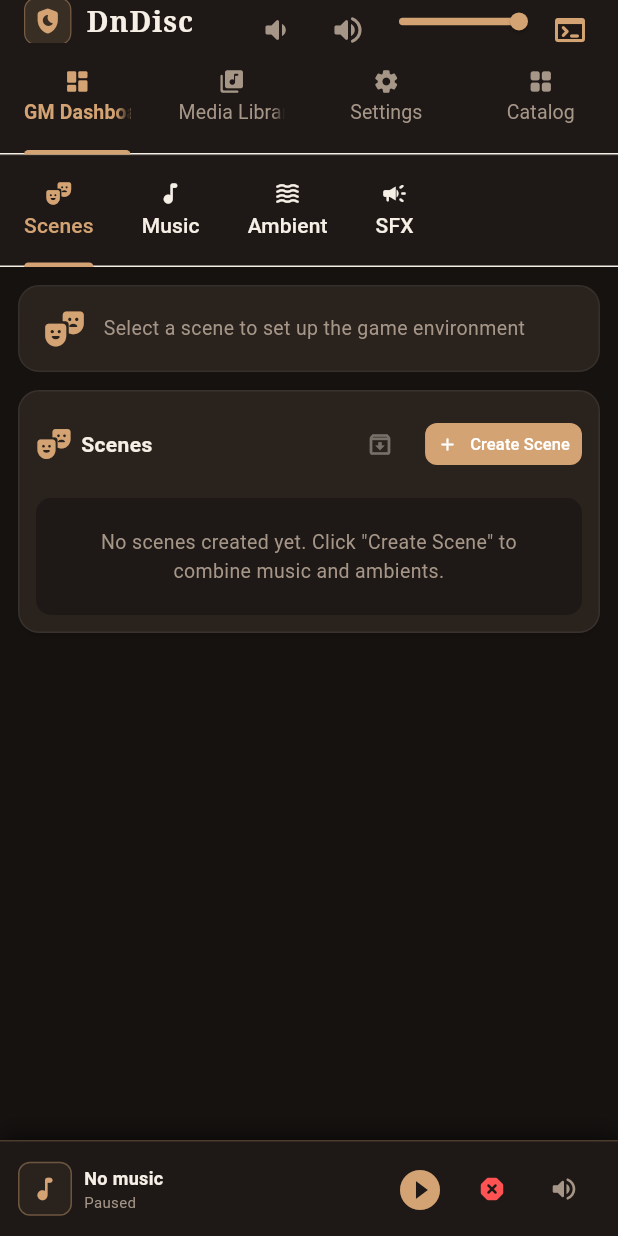
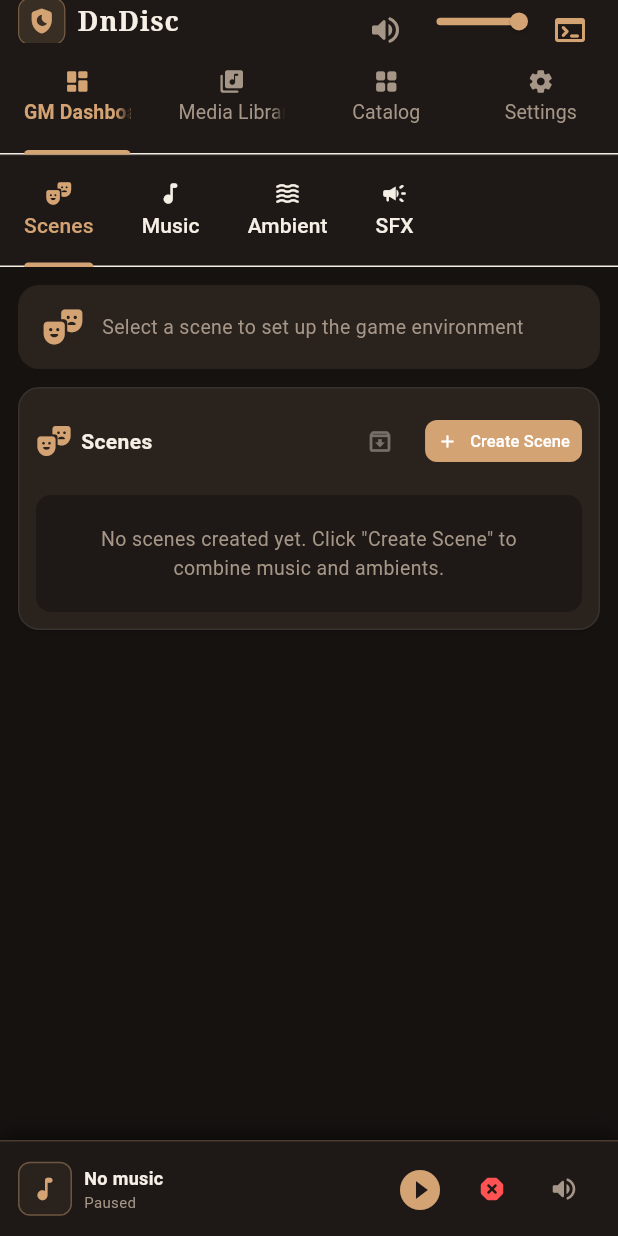
Before and after one commit to polargoose18/DnDisc, a Flutter app: the screen it shows after launch, on a phone screen of 412 x 824 dp. Run offline on Flutter 3.47's test engine with Material 3 defaults, Android fonts, the phone set to English and light mode, and no system bars; our stand-ins replace audioplayers, file_picker, sqflite_common_ffi; accounts and stored records are empty.

Commit message:
feat(ui): refine dashboard layout, sidebar, and scene backdrop header
- Implement collapsible desktop sidebar with icon-only collapsed state and scale-down logo fitting
- Reorder navigation items placing Settings as the final destination
- Remove manual ducking control and related shortcut while preserving auto-ducking
- Redesign SceneBackdropHeader to be borderless with bottom gradient fade-out
- Center and enlarge scene title with text drop shadow; remove circular icon and badge
- Replace Active Music Mode with localized Intensity Level selector pills
- Make SFX quick-trigger buttons square with 1:1 aspect ratio
- Update dual localization catalogs and corresponding unit and widget tests

```diff
--- a/lib/audio/audio_engine_service.dart
+++ b/lib/audio/audio_engine_service.dart
@@ -97,11 +97,6 @@
     sfxBus.stopAll();
   }
 
-  void triggerManualDuck() {
-    LoggerService().info('AudioEngine: Manual ducking triggered');
-    _handleSfxDucking();
-  }
-
   void _handleSfxDucking() {
     duckingController.triggerDuck(
       onVolumeUpdate: (multiplier) {
--- a/lib/l10n/app_en.arb
+++ b/lib/l10n/app_en.arb
@@ -561,5 +561,7 @@
   "intensityStepped3": "III",
   "optionsTooltip": "Options",
   "scenesQuickPicker": "Scenes",
-  "sessionAudioDeck": "Session Audio Deck"
+  "sessionAudioDeck": "Session Audio Deck",
+  "collapseSidebarTooltip": "Collapse sidebar",
+  "expandSidebarTooltip": "Expand sidebar"
 }
--- a/lib/l10n/app_localizations.dart
+++ b/lib/l10n/app_localizations.dart
@@ -1981,6 +1981,18 @@
   /// In en, this message translates to:
   /// **'Session Audio Deck'**
   String get sessionAudioDeck;
+
+  /// No description provided for @collapseSidebarTooltip.
+  ///
+  /// In en, this message translates to:
+  /// **'Collapse sidebar'**
+  String get collapseSidebarTooltip;
+
+  /// No description provided for @expandSidebarTooltip.
+  ///
+  /// In en, this message translates to:
+  /// **'Expand sidebar'**
+  String get expandSidebarTooltip;
 }
 
 class _AppLocalizationsDelegate
--- a/lib/l10n/app_localizations_en.dart
+++ b/lib/l10n/app_localizations_en.dart
@@ -1033,4 +1033,10 @@
 
   @override
   String get sessionAudioDeck => 'Session Audio Deck';
+
+  @override
+  String get collapseSidebarTooltip => 'Collapse sidebar';
+
+  @override
+  String get expandSidebarTooltip => 'Expand sidebar';
 }
--- a/lib/l10n/app_localizations_ru.dart
+++ b/lib/l10n/app_localizations_ru.dart
@@ -1046,4 +1046,10 @@
 
   @override
   String get sessionAudioDeck => 'Сессионная аудиопанель';
+
+  @override
+  String get collapseSidebarTooltip => 'Свернуть панель';
+
+  @override
+  String get expandSidebarTooltip => 'Развернуть панель';
 }
--- a/lib/l10n/app_ru.arb
+++ b/lib/l10n/app_ru.arb
@@ -561,5 +561,7 @@
   "intensityStepped3": "III",
   "optionsTooltip": "Настройки",
   "scenesQuickPicker": "Сцены",
-  "sessionAudioDeck": "Сессионная аудиопанель"
+  "sessionAudioDeck": "Сессионная аудиопанель",
+  "collapseSidebarTooltip": "Свернуть панель",
+  "expandSidebarTooltip": "Развернуть панель"
 }
--- a/lib/services/shortcut_service.dart
+++ b/lib/services/shortcut_service.dart
@@ -21,7 +21,6 @@
   sfx8,
   sfx9,
   masterMute,
-  manualDucking,
   panicStopSfx,
   toggleFullscreen,
 }
@@ -74,8 +73,6 @@
         return l10n.shortcutSfxTitle(9);
       case AppShortcutAction.masterMute:
         return l10n.shortcutMasterMuteTitle;
-      case AppShortcutAction.manualDucking:
-        return l10n.shortcutManualDuckingTitle;
       case AppShortcutAction.panicStopSfx:
         return l10n.shortcutPanicStopTitle;
       case AppShortcutAction.toggleFullscreen:
@@ -116,8 +113,6 @@
         return l10n.shortcutSfxDesc(9);
       case AppShortcutAction.masterMute:
         return l10n.shortcutMasterMuteDesc;
-      case AppShortcutAction.manualDucking:
-        return l10n.shortcutManualDuckingDesc;
       case AppShortcutAction.panicStopSfx:
         return l10n.shortcutPanicStopDesc;
       case AppShortcutAction.toggleFullscreen:
@@ -222,12 +217,6 @@
       description: 'Quick mute or unmute master audio',
       keyDisplay: 'M',
     ),
-    AppShortcutAction.manualDucking: const ShortcutDefinition(
-      action: AppShortcutAction.manualDucking,
-      title: 'Manual Ducking',
-      description: 'Duck music during speech',
-      keyDisplay: 'D',
-    ),
     AppShortcutAction.panicStopSfx: const ShortcutDefinition(
       action: AppShortcutAction.panicStopSfx,
       title: 'Panic Stop SFX',
@@ -300,12 +289,6 @@
     // Key M -> Master Mute
     if (event.logicalKey == LogicalKeyboardKey.keyM) {
       _executeAction(AppShortcutAction.masterMute);
-      return true;
-    }
-
-    // Key D -> Manual Ducking
-    if (event.logicalKey == LogicalKeyboardKey.keyD) {
-      _executeAction(AppShortcutAction.manualDucking);
       return true;
     }
 
@@ -401,10 +384,6 @@
         _audioEngine!.toggleMute();
         break;
 
-      case AppShortcutAction.manualDucking:
-        _audioEngine!.triggerManualDuck();
-        break;
-
       case AppShortcutAction.panicStopSfx:
         _audioEngine!.panicStopSfx();
         break;
--- a/lib/ui/screens/settings_screen.dart
+++ b/lib/ui/screens/settings_screen.dart
@@ -780,12 +780,6 @@
         keyDisplay: 'M',
       ),
       ShortcutDefinition(
-        action: AppShortcutAction.manualDucking,
-        title: 'Manual Ducking',
-        description: 'Temporarily lower music volume during speech',
-        keyDisplay: 'D',
-      ),
-      ShortcutDefinition(
         action: AppShortcutAction.panicStopSfx,
         title: 'Panic Stop',
         description: 'Immediately stop all playing SFX sounds',
--- a/lib/ui/widgets/scene_backdrop_header.dart
+++ b/lib/ui/widgets/scene_backdrop_header.dart
@@ -28,7 +28,6 @@
         decoration: BoxDecoration(
           color: activeTheme.card,
           borderRadius: BorderRadius.circular(14),
-          border: Border.all(color: Colors.white.withValues(alpha: 0.06)),
         ),
         child: Row(
           children: [
@@ -49,43 +48,62 @@
 
     return Container(
       margin: const EdgeInsets.only(bottom: 12),
-      decoration: BoxDecoration(
-        color: activeTheme.card,
-        borderRadius: BorderRadius.circular(16),
-        border: Border.all(color: activeTheme.primary.withValues(alpha: 0.25), width: 1.0),
-        boxShadow: [
-          BoxShadow(
-            color: Colors.black.withValues(alpha: 0.35),
-            blurRadius: 16,
-            offset: const Offset(0, 4),
-          ),
-        ],
+      decoration: const BoxDecoration(
+        color: Colors.transparent,
       ),
       child: ClipRRect(
-        borderRadius: BorderRadius.circular(15),
+        borderRadius: BorderRadius.circular(16),
         child: Stack(
           children: [
-            // Atmospheric Backdrop Image or Warm Vignette Gradient
+            // Atmospheric Backdrop Image with smooth bottom gradient fade
             if (activeScene.imagePath != null &&
                 activeScene.imagePath!.isNotEmpty &&
                 File(activeScene.imagePath!).existsSync())
               Positioned.fill(
+                child: ShaderMask(
+                  shaderCallback: (Rect bounds) {
+                    return const LinearGradient(
+                      begin: Alignment.topCenter,
+                      end: Alignment.bottomCenter,
+                      colors: [
+                        Colors.black,
+                        Colors.black87,
+                        Colors.transparent,
+                      ],
+                      stops: [0.0, 0.45, 1.0],
+                    ).createShader(bounds);
+                  },
+                  blendMode: BlendMode.dstIn,
                   child: Image.file(
                     File(activeScene.imagePath!),
                     fit: BoxFit.cover,
-                  color: Colors.black.withValues(alpha: 0.72),
+                    color: Colors.black.withValues(alpha: 0.55),
                     colorBlendMode: BlendMode.darken,
+                  ),
                 ),
               )
             else
               Positioned.fill(
+                child: ShaderMask(
+                  shaderCallback: (Rect bounds) {
+                    return const LinearGradient(
+                      begin: Alignment.topCenter,
+                      end: Alignment.bottomCenter,
+                      colors: [
+                        Colors.black,
+                        Colors.transparent,
+                      ],
+                      stops: [0.3, 1.0],
+                    ).createShader(bounds);
+                  },
+                  blendMode: BlendMode.dstIn,
                   child: Container(
                     decoration: BoxDecoration(
                       gradient: LinearGradient(
                         begin: Alignment.topLeft,
                         end: Alignment.bottomRight,
                         colors: [
-                        sceneColor.withValues(alpha: 0.28),
+                          sceneColor.withValues(alpha: 0.35),
                           activeTheme.card.withValues(alpha: 0.95),
                           activeTheme.surface,
                         ],
@@ -93,92 +111,70 @@
                     ),
                   ),
                 ),
+              ),
 
             // Content Layout
             Padding(
-              padding: const EdgeInsets.symmetric(horizontal: 18, vertical: 14),
+              padding: const EdgeInsets.symmetric(horizontal: 18, vertical: 16),
               child: Column(
-                crossAxisAlignment: CrossAxisAlignment.start,
+                crossAxisAlignment: CrossAxisAlignment.center,
                 children: [
-                  Row(
-                    children: [
-                      Container(
-                        width: 44,
-                        height: 44,
-                        decoration: BoxDecoration(
-                          color: sceneColor.withValues(alpha: 0.2),
-                          shape: BoxShape.circle,
-                          border: Border.all(color: sceneColor.withValues(alpha: 0.6), width: 1.2),
-                        ),
-                        child: Icon(Icons.auto_awesome, color: activeTheme.primary, size: 22),
-                      ),
-                      const SizedBox(width: 14),
-                      Expanded(
-                        child: Column(
-                          crossAxisAlignment: CrossAxisAlignment.start,
-                          mainAxisSize: MainAxisSize.min,
-                          children: [
-                            Wrap(
-                              crossAxisAlignment: WrapCrossAlignment.center,
-                              spacing: 8,
-                              runSpacing: 4,
-                              children: [
-                                Text(
+                  // Centered Scene Title
+                  Center(
+                    child: Text(
                       activeScene.name,
+                      textAlign: TextAlign.center,
                       style: TextStyle(
                         color: activeTheme.textPrimary,
                         fontWeight: FontWeight.bold,
-                                    fontSize: 20,
-                                    letterSpacing: 0.4,
+                        fontSize: 26,
+                        letterSpacing: 0.5,
                         fontFamilyFallback: const ['Georgia', 'Times New Roman', 'serif'],
+                        shadows: [
+                          Shadow(
+                            color: Colors.black.withValues(alpha: 0.75),
+                            blurRadius: 8,
+                            offset: const Offset(0, 1),
                           ),
-                                ),
-                                Container(
-                                  padding: const EdgeInsets.symmetric(horizontal: 8, vertical: 2),
-                                  decoration: BoxDecoration(
-                                    color: activeTheme.primary.withValues(alpha: 0.15),
-                                    borderRadius: BorderRadius.circular(20),
-                                    border: Border.all(color: activeTheme.primary.withValues(alpha: 0.5), width: 0.8),
-                                  ),
-                                  child: Text(
-                                    l10n?.currentSceneBadge ?? 'CURRENT SCENE',
-                                    style: TextStyle(
-                                      color: activeTheme.primary,
-                                      fontSize: 10,
-                                      fontWeight: FontWeight.bold,
-                                      letterSpacing: 0.5,
+                        ],
                       ),
                     ),
                   ),
+                  if (activeScene.description.isNotEmpty) ...[
+                    const SizedBox(height: 4),
+                    Center(
+                      child: Text(
+                        activeScene.description,
+                        textAlign: TextAlign.center,
+                        style: TextStyle(
+                          color: activeTheme.textSecondary,
+                          fontSize: 13,
+                          shadows: [
+                            Shadow(
+                              color: Colors.black.withValues(alpha: 0.6),
+                              blurRadius: 4,
+                              offset: const Offset(0, 1),
+                            ),
                           ],
                         ),
-                            if (activeScene.description.isNotEmpty) ...[
-                              const SizedBox(height: 2),
-                              Text(
-                                activeScene.description,
-                                style: TextStyle(color: activeTheme.textSecondary, fontSize: 13),
                         maxLines: 2,
                         overflow: TextOverflow.ellipsis,
                       ),
-                            ],
-                          ],
-                        ),
                     ),
                   ],
-                  ),
-                  const SizedBox(height: 12),
+                  const SizedBox(height: 14),
 
-                  // Integrated Active Music Mode Pill Bar
+                  // Integrated Intensity Level Pill Bar
                   Container(
-                    padding: const EdgeInsets.symmetric(horizontal: 10, vertical: 8),
+                    padding: const EdgeInsets.symmetric(horizontal: 12, vertical: 6),
                     decoration: BoxDecoration(
-                      color: activeTheme.surface.withValues(alpha: 0.6),
-                      borderRadius: BorderRadius.circular(12),
+                      color: activeTheme.surface.withValues(alpha: 0.65),
+                      borderRadius: BorderRadius.circular(14),
                       border: Border.all(color: Colors.white.withValues(alpha: 0.05)),
                     ),
                     child: Wrap(
                       crossAxisAlignment: WrapCrossAlignment.center,
-                      alignment: WrapAlignment.spaceBetween,
+                      alignment: WrapAlignment.center,
                       spacing: 8,
                       runSpacing: 6,
                       children: [
@@ -188,7 +184,7 @@
                             Icon(Icons.tune_rounded, size: 14, color: activeTheme.primary),
                             const SizedBox(width: 6),
                             Text(
-                              l10n?.activeMusicMode ?? 'Active music mode:',
+                              '${l10n?.intensityLevel ?? 'Intensity Level'}:',
                               style: TextStyle(
                                 color: activeTheme.textSecondary,
                                 fontSize: 12,
@@ -215,11 +211,11 @@
                                 }
                               },
                             ),
-                            // Explore (Calm) Pill
+                            // Calm Pill
                             _buildModePill(
                               context: context,
-                              title: l10n?.musicModeExplore ?? 'Explore',
-                              subtitle: l10n?.intensityCalm ?? 'Calm',
+                              title: l10n?.intensityCalm ?? 'Calm',
+                              subtitle: null,
                               isSelected: musicBus.isPlaying && musicBus.currentIntensity == MusicIntensity.calm,
                               selectedColor: activeTheme.secondary,
                               activeTheme: activeTheme,
@@ -228,14 +224,25 @@
                                 if (!musicBus.isPlaying) musicBus.resume();
                               },
                             ),
-                            // Combat (Battle) Pill
+                            // Suspense Pill
                             _buildModePill(
                               context: context,
-                              title: l10n?.musicModeCombat ?? 'Combat',
-                              subtitle: l10n?.intensityBattle ?? 'Battle',
-                              isSelected: musicBus.isPlaying &&
-                                  (musicBus.currentIntensity == MusicIntensity.battle ||
-                                      musicBus.currentIntensity == MusicIntensity.suspense),
+                              title: l10n?.intensitySuspense ?? 'Suspense',
+                              subtitle: null,
+                              isSelected: musicBus.isPlaying && musicBus.currentIntensity == MusicIntensity.suspense,
+                              selectedColor: const Color(0xFFF59E0B),
+                              activeTheme: activeTheme,
+                              onTap: () {
+                                musicBus.setIntensity(MusicIntensity.suspense);
+                                if (!musicBus.isPlaying) musicBus.resume();
+                              },
+                            ),
+                            // Battle Pill
+                            _buildModePill(
+                              context: context,
+                              title: l10n?.intensityBattle ?? 'Battle',
+                              subtitle: null,
+                              isSelected: musicBus.isPlaying && musicBus.currentIntensity == MusicIntensity.battle,
                               selectedColor: activeTheme.battleIntensity,
                               activeTheme: activeTheme,
                               onTap: () {
@@ -243,11 +250,11 @@
                                 if (!musicBus.isPlaying) musicBus.resume();
                               },
                             ),
-                            // Victory (Boss) Pill
+                            // Boss Pill
                             _buildModePill(
                               context: context,
-                              title: l10n?.musicModeVictory ?? 'Victory',
-                              subtitle: l10n?.intensityBoss ?? 'Boss',
+                              title: l10n?.intensityBoss ?? 'Boss',
+                              subtitle: null,
                               isSelected: musicBus.isPlaying && musicBus.currentIntensity == MusicIntensity.boss,
                               selectedColor: activeTheme.bossIntensity,
                               activeTheme: activeTheme,
--- a/lib/ui/widgets/soundboard_grid.dart
+++ b/lib/ui/widgets/soundboard_grid.dart
@@ -135,7 +135,7 @@
                     physics: const NeverScrollableScrollPhysics(),
                     gridDelegate: const SliverGridDelegateWithFixedCrossAxisCount(
                       crossAxisCount: 3,
-                      childAspectRatio: 1.35,
+                      childAspectRatio: 1.0,
                       crossAxisSpacing: 8,
                       mainAxisSpacing: 8,
                     ),
--- a/lib/ui/widgets/sticky_mini_player.dart
+++ b/lib/ui/widgets/sticky_mini_player.dart
@@ -244,19 +244,6 @@
                                   }
                                 },
                               ),
-                              const SizedBox(width: 4),
-                              // Manual Ducking trigger
-                              IconButton(
-                                icon: Icon(
-                                  Icons.volume_down_rounded,
-                                  size: 20,
-                                  color: audioEngine.duckingController.isDucked
-                                      ? activeTheme.duckingBadge
-                                      : activeTheme.textSecondary,
-                                ),
-                                tooltip: l10n?.manualDuckingTooltip ?? 'Manual Ducking [D]',
-                                onPressed: () => audioEngine.triggerManualDuck(),
-                              ),
                             ],
                           ),
                         ),
```
Also changed, not shown: lib/ui/screens/main_dashboard_screen.dart (+105 -53 lines), 3 other files. Lines whose indentation alone changed are shown as unchanged.
